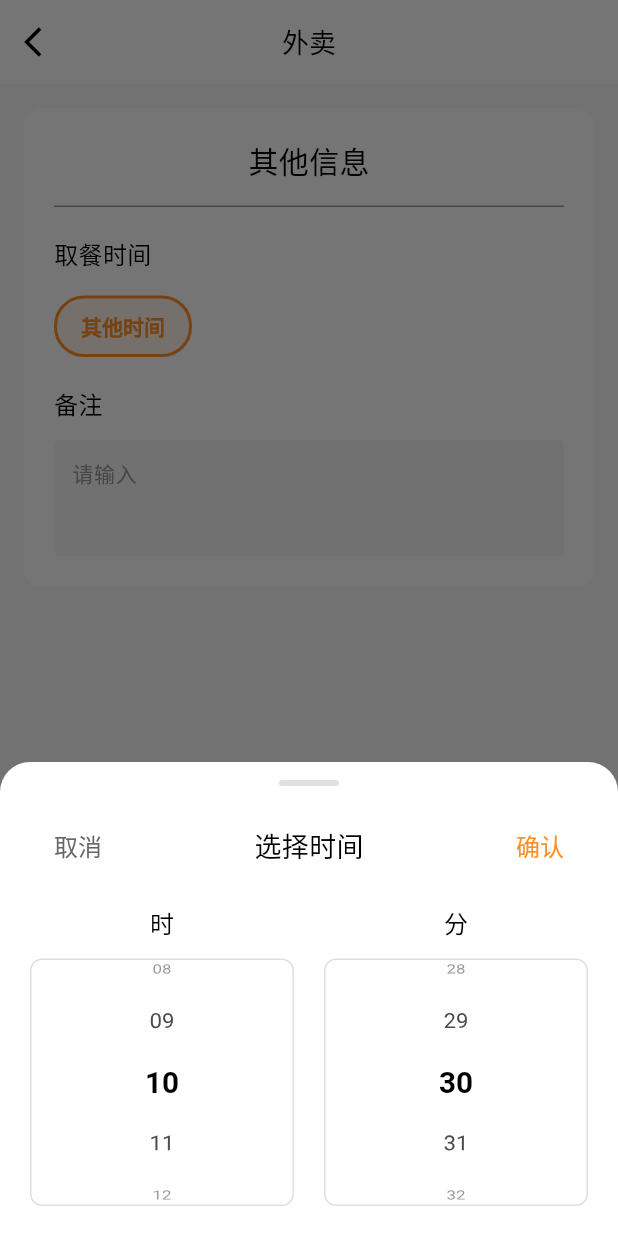
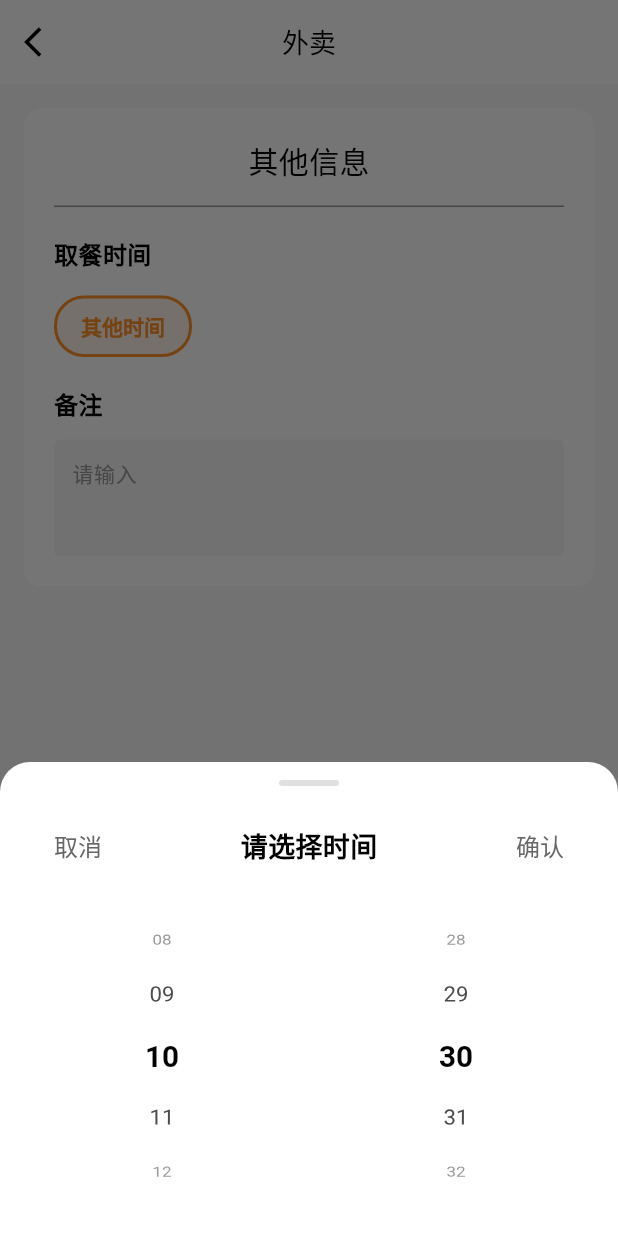
Before and after one commit to lengycihao/order_app, a Flutter app: the TakeawayOrderSuccessPage screen opened directly, after a tap on "其他时间", on a phone screen of 412 x 824 dp. Run offline on Flutter 3.47's test engine with Material 3 defaults, Android fonts, the phone set to English and light mode, and no system bars; our stand-ins replace cached_network_image, convert, custom_refresh_indicator, device_info_plus, dio, flutter_image_compress and 10 more; missing offline and left inert: encrypt; accounts and stored records are empty; network calls fail.

Commit message:
完善版

```diff
--- a/lib/pages/order/order_main_page.dart
+++ b/lib/pages/order/order_main_page.dart
@@ -84,6 +84,12 @@ class _OrderMainPageState extends State<OrderMainPage> with TickerProviderStateM
         // 切换到已点页面时，刷新已点订单数据
         if (!controller.isLoadingOrdered.value) {
           controller.loadCurrentOrder(showLoading: false);
+        }
+
+        // 如果刚刚提交了订单，清空购物车
+        if (controller.justSubmittedOrder.value) {
+          controller.clearCart();
+          controller.justSubmittedOrder.value = false; // 重置标记
         }
       } else if (_tabController.index == 0) {
         // 切换回菜单页面时，刷新购物车数据
--- a/lib/pages/takeaway/components/bottom_time_picker_dialog.dart
+++ b/lib/pages/takeaway/components/bottom_time_picker_dialog.dart
@@ -75,14 +75,15 @@ class _BottomTimePickerDialogState extends State<BottomTimePickerDialog> {
                     style: TextStyle(
                       fontSize: 16,
                       color: Color(0xFF666666),
+                      fontWeight: FontWeight.w500,
                     ),
                   ),
                 ),
                 const Text(
-                  '选择时间',
+                  '请选择时间',
                   style: TextStyle(
                     fontSize: 18,
-                    fontWeight: FontWeight.w500,
+                    fontWeight: FontWeight.bold,
                     color: Colors.black,
                   ),
                 ),
@@ -92,7 +93,7 @@ class _BottomTimePickerDialogState extends State<BottomTimePickerDialog> {
                     '确认',
                     style: TextStyle(
                       fontSize: 16,
-                      color: Color(0xFFFF9027),
+                      color: Color(0xFF666666),
                       fontWeight: FontWeight.w500,
                     ),
                   ),
@@ -117,23 +118,7 @@ class _BottomTimePickerDialogState extends State<BottomTimePickerDialog> {
         children: [
           // 小时选择器
           Expanded(
-            child: Column(
-              children: [
-                const Text(
-                  '时',
-                  style: TextStyle(
-                    fontSize: 16,
-                    color: Colors.black,
-                    fontWeight: FontWeight.w500,
-                  ),
-                ),
-                const SizedBox(height: 12),
-                Expanded(
-                  child: Container(
-                    decoration: BoxDecoration(
-                      border: Border.all(color: const Color(0xFFE0E0E0)),
-                      borderRadius: BorderRadius.circular(8),
-                    ),
+            child:             Expanded(
               child: _buildWheelScrollView(
                 controller: _hourController,
                 itemCount: 24,
@@ -144,29 +129,9 @@ class _BottomTimePickerDialogState extends State<BottomTimePickerDialog> {
               ),
             ),
           ),
-              ],
-            ),
-          ),
           const SizedBox(width: 20),
           // 分钟选择器
           Expanded(
-            child: Column(
-              children: [
-                const Text(
-                  '分',
-                  style: TextStyle(
-                    fontSize: 16,
-                    color: Colors.black,
-                    fontWeight: FontWeight.w500,
-                  ),
-                ),
-                const SizedBox(height: 12),
-                Expanded(
-                  child: Container(
-                    decoration: BoxDecoration(
-                      border: Border.all(color: const Color(0xFFE0E0E0)),
-                      borderRadius: BorderRadius.circular(8),
-                    ),
             child: _buildWheelScrollView(
               controller: _minuteController,
               itemCount: 60,
@@ -174,10 +139,6 @@ class _BottomTimePickerDialogState extends State<BottomTimePickerDialog> {
                 _selectedMinute = index;
               },
               itemBuilder: (index) => '${index.toString().padLeft(2, '0')}',
-                    ),
-                  ),
-                ),
-              ],
             ),
           ),
         ],
--- a/lib/pages/takeaway/takeaway_order_success_controller.dart
+++ b/lib/pages/takeaway/takeaway_order_success_controller.dart
@@ -4,6 +4,7 @@ import 'package:lib_base/lib_base.dart';
 import 'package:lib_domain/entrity/takeout/takeout_time_option_model.dart';
 import 'package:order_app/utils/toast_utils.dart';
 import 'package:order_app/pages/takeaway/components/bottom_time_picker_dialog.dart';
+import 'package:order_app/pages/nav/screen_nav_page.dart';
 
 class TakeawayOrderSuccessController extends GetxController {
   // 桌台ID
@@ -65,11 +66,7 @@ class TakeawayOrderSuccessController extends GetxController {
         timeOptions.clear();
         timeOptions.addAll(model.options);
 
-        // 添加"其他时间"选项
-        timeOptions.add(TakeoutTimeOptionItem(
-          value: -1,
-          label: '其他时间',
-        ));
+        // 注意：不在这里添加"其他时间"选项，在页面中统一处理
 
         // 默认选择第一个选项
         if (timeOptions.isNotEmpty) {
@@ -88,14 +85,12 @@ class TakeawayOrderSuccessController extends GetxController {
 
   // 选择时间选项
   void selectTimeOption(int index) {
-    if (index < 0 || index >= timeOptions.length) return;
-
-    selectedTimeIndex.value = index;
-
-    // 如果选择的是"其他时间"
-    if (timeOptions[index].value == -1) {
+    // 检查是否是"其他时间"选项（在页面中添加的，索引为 timeOptions.length）
+    if (index == timeOptions.length) {
+      selectedTimeIndex.value = index;
       showTimePicker();
-    } else {
+    } else if (index >= 0 && index < timeOptions.length) {
+      selectedTimeIndex.value = index;
       _updateSelectedTime(index);
     }
   }
@@ -105,18 +100,10 @@ class TakeawayOrderSuccessController extends GetxController {
     if (index < 0 || index >= timeOptions.length) return;
 
     final option = timeOptions[index];
-    if (option.value == -1) {
-      // 其他时间选项
-      if (customDateTime.value != null) {
-        selectedTimeText.value = _formatTime(customDateTime.value!);
-        selectedDateTime.value = customDateTime.value;
-      }
-    } else {
-      // 预设时间选项
-      selectedTimeText.value = option.label;
-      // 使用时间戳创建DateTime
-      selectedDateTime.value = DateTime.fromMillisecondsSinceEpoch(option.value * 1000);
-    }
+    // 预设时间选项
+    selectedTimeText.value = option.label;
+    // 使用时间戳创建DateTime
+    selectedDateTime.value = DateTime.fromMillisecondsSinceEpoch(option.value * 1000);
   }
 
   // 显示时间选择器
@@ -225,8 +212,8 @@ class TakeawayOrderSuccessController extends GetxController {
 
       if (result.isSuccess) {
         ToastUtils.showSuccess(Get.context!, '订单提交成功');
-        // 跳转到订单成功页面或返回上一页
-        Get.back();
+        // 跳转到主页面并切换到外卖标签页
+        Get.offAll(() => ScreenNavPage(initialIndex: 1));
       } else {
         ToastUtils.showError(Get.context!, '订单提交失败');
       }
--- a/lib/pages/takeaway/takeaway_order_success_page.dart
+++ b/lib/pages/takeaway/takeaway_order_success_page.dart
@@ -109,6 +109,7 @@ class TakeawayOrderSuccessPage extends StatelessWidget {
               style: const TextStyle(
                 fontSize: 16,
                 color: Colors.black,
+                fontWeight: FontWeight.bold,
               ),
             ),
             Obx(() => Text(
@@ -165,15 +166,10 @@ class TakeawayOrderSuccessPage extends StatelessWidget {
           final index = entry.key;
           final option = entry.value;
           final isSelected = controller.selectedTimeIndex.value == index;
-          final isOtherTime = option['minutes'] == -1;
 
           return GestureDetector(
             onTap: () {
-              if (isOtherTime) {
-                controller.showTimePicker();
-              } else {
-                controller.selectTimeOption(index);
-              }
+              controller.selectTimeOption(index);
             },
             child: AnimatedContainer(
               duration: const Duration(milliseconds: 200),
@@ -214,6 +210,7 @@ class TakeawayOrderSuccessPage extends StatelessWidget {
           style: const TextStyle(
             fontSize: 16,
             color: Colors.black,
+            fontWeight: FontWeight.bold,
           ),
         ),
         const SizedBox(height: 12),
@@ -225,7 +222,8 @@ class TakeawayOrderSuccessPage extends StatelessWidget {
             color: const Color(0xFFF7F7F7),
             borderRadius: BorderRadius.circular(4),
           ),
-          child: Obx(() => TextField(
+          child: TextField(
+            controller: controller.remarkController,
             maxLines: null,
             expands: true,
             textAlignVertical: TextAlignVertical.top,
@@ -242,7 +240,7 @@ class TakeawayOrderSuccessPage extends StatelessWidget {
               fontSize: 14,
               color: Colors.black,
             ),
-          )),
+          ),
         ),
       ],
     );
```
Also changed, not shown: lib/pages/nav/screen_nav_page.dart (+11 -1 lines), lib/pages/order/components/more_options_modal_widget.dart (+10 -10 lines), lib/pages/order/components/ordered_dish_item_widget.dart (+11 -8 lines), lib/pages/order/order_element/order_controller.dart (+21 -8 lines), lib/pages/order/tabs/order_dish_tab.dart (+39 -14 lines), lib/pages/order/tabs/ordered_tab.dart (+5 -7 lines), lib/pages/table/sub_page/select_menu_page.dart (+36 -43 lines), lib/pages/takeaway/components/menu_selection_modal_widget.dart (+7 -7 lines), lib/pages/takeaway/order_detail_page_new.dart (+7 -3 lines), packages/lib_domain/lib/api/cart_api.dart (+3 -12 lines), 2 other files. Lines whose indentation alone changed are shown as unchanged.
